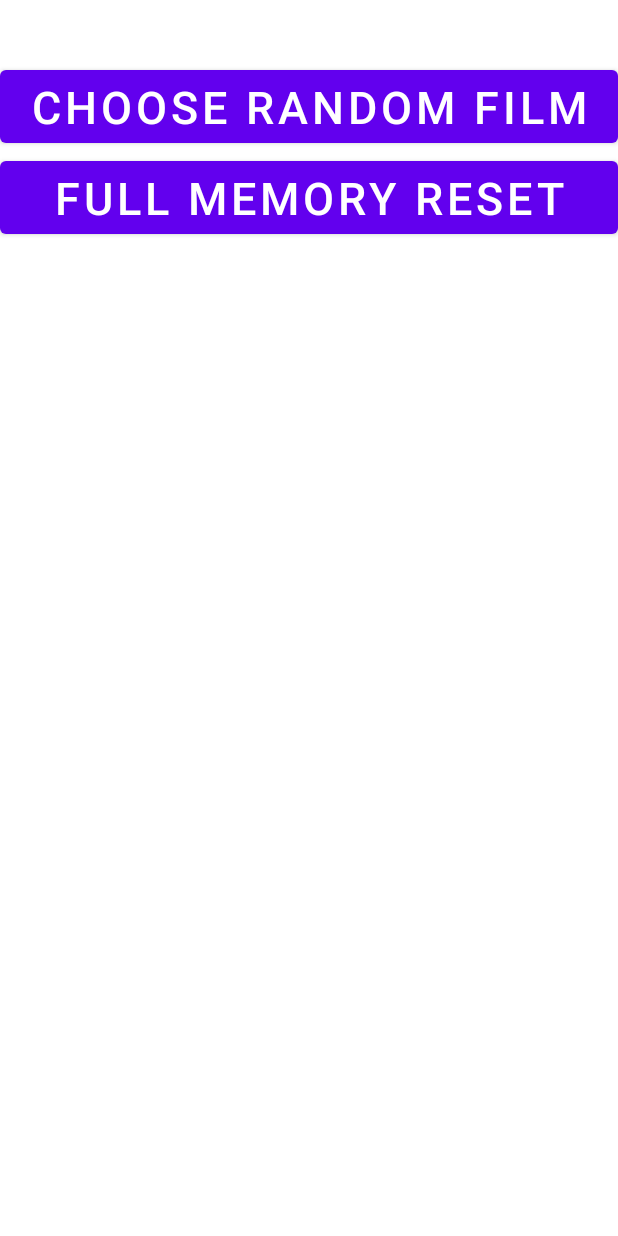
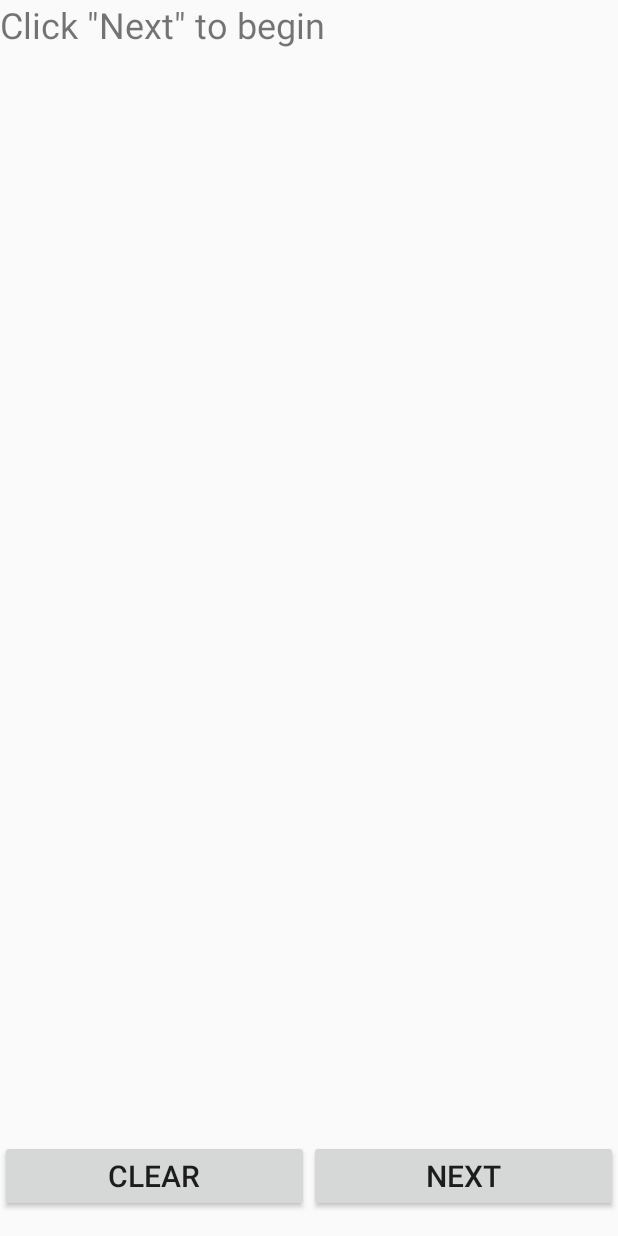
Before and after one commit to N1ckn1ght/RandomFilmPicker, an Android app: the layout activity_main.xml on its own in the app's theme, with its tools: preview values and no code run, on a phone screen of 412 x 824 dp. Run offline under Robolectric (Android 15) with nearby library versions, the phone set to English and light mode, and no system bars.

Commit message:
Add files via upload

```diff
--- /dev/null
+++ b/app/src/main/java/com/example/testp/Movie.kt
@@ -0,0 +1,5 @@
+package com.example.testp
+
+data class Movie(val name: String, val direct: String = "", val year: String = "", val rating: String = "", val desc: String = "", val genre: List <String> = listOf(), val cast: List <String> = listOf()) {
+
+}
--- /dev/null
+++ b/app/src/main/java/com/example/testp/Movies.kt
@@ -0,0 +1,5 @@
+package com.example.testp
+
+data class Movies(val movies: Array <Movie>) {
+
+}
--- a/app/src/main/res/layout/activity_main.xml
+++ b/app/src/main/res/layout/activity_main.xml
@@ -10,19 +10,74 @@
     <TextView
         android:layout_width="match_parent"
         android:layout_height="wrap_content"
-        android:textSize="30sp"
-        android:id="@+id/title" />
-    <Button
+        android:textSize="24sp"
+        android:text="@string/init"
+        android:id="@+id/name" />
+    <TextView
         android:layout_width="match_parent"
         android:layout_height="wrap_content"
-        android:text="@string/next"
-        android:textSize="30sp"
-        android:onClick="onClick_next" />
-    <Button
+        android:textSize="16sp"
+        android:id="@+id/direct" />
+
+    <LinearLayout
         android:layout_width="match_parent"
         android:layout_height="wrap_content"
-        android:text="@string/clear"
-        android:textSize="30sp"
-        android:onClick="onClick_clear" />
+        android:orientation="horizontal">
 
+        <TextView
+            android:id="@+id/year"
+            android:layout_width="0dp"
+            android:layout_height="wrap_content"
+            android:layout_weight="1"
+            android:textSize="16sp" />
+
+        <TextView
+            android:id="@+id/rating"
+            android:layout_width="0dp"
+            android:layout_height="wrap_content"
+            android:layout_weight="1"
+            android:textSize="16sp" />
+    </LinearLayout>
+
+    <TextView
+        android:layout_width="match_parent"
+        android:layout_height="wrap_content"
+        android:textSize="16sp"
+        android:id="@+id/genre"/>
+    <TextView
+        android:layout_width="match_parent"
+        android:layout_height="wrap_content"
+        android:textSize="16sp"
+        android:id="@+id/desc"
+        android:layout_marginTop="16sp"
+        android:layout_marginBottom="16sp" />
+    <TextView
+        android:layout_width="match_parent"
+        android:layout_height="wrap_content"
+        android:textSize="16sp"
+        android:id="@+id/cast" />
+
+    <LinearLayout
+        android:layout_width="match_parent"
+        android:layout_height="match_parent"
+        android:orientation="horizontal"
+        android:gravity="bottom"
+        android:layout_marginBottom="16dp">
+
+        <Button
+            android:layout_width="0dp"
+            android:layout_height="wrap_content"
+            android:layout_weight="1"
+            android:onClick="onClick_clear"
+            android:text="@string/clear"
+            android:textSize="20sp" />
+
+        <Button
+            android:layout_width="0dp"
+            android:layout_height="wrap_content"
+            android:layout_weight="1"
+            android:onClick="onClick_next"
+            android:text="@string/next"
+            android:textSize="20sp" />
+    </LinearLayout>
 </LinearLayout>
--- a/app/src/main/res/values/strings.xml
+++ b/app/src/main/res/values/strings.xml
@@ -1,12 +1,7 @@
 <resources>
     <string name="app_name">Random Film Picker</string>
-    <string name="next">Choose random film</string>
-    <string name="clear">Full memory reset</string>
-    <string-array name="movies">
-        <item>qwerty</item>
-        <item>zxc</item>
-        <item>asdf</item>
-        <item>mahjong</item>
-        <item>Social Credit Points</item>
-    </string-array>
+    <string name="next">Next</string>
+    <string name="clear">Clear</string>
+    <string name="init">Click \"Next\" to begin</string>
+    <string name="end">No unique films left!</string>
 </resources>
```
Also changed, not shown: app/src/main/AndroidManifest.xml (added, +21 -0 lines), app/src/main/java/com/example/testp/MainActivity.kt (+70 -21 lines), app/src/main/res/raw/movies.json (added, +108 -0 lines).
